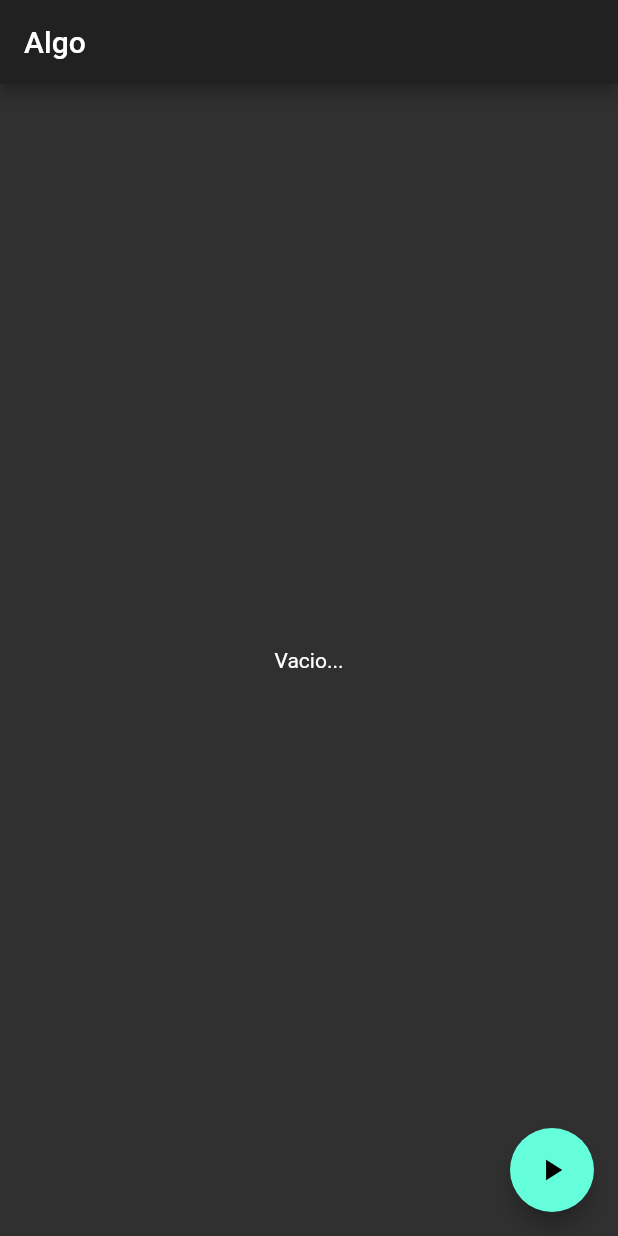
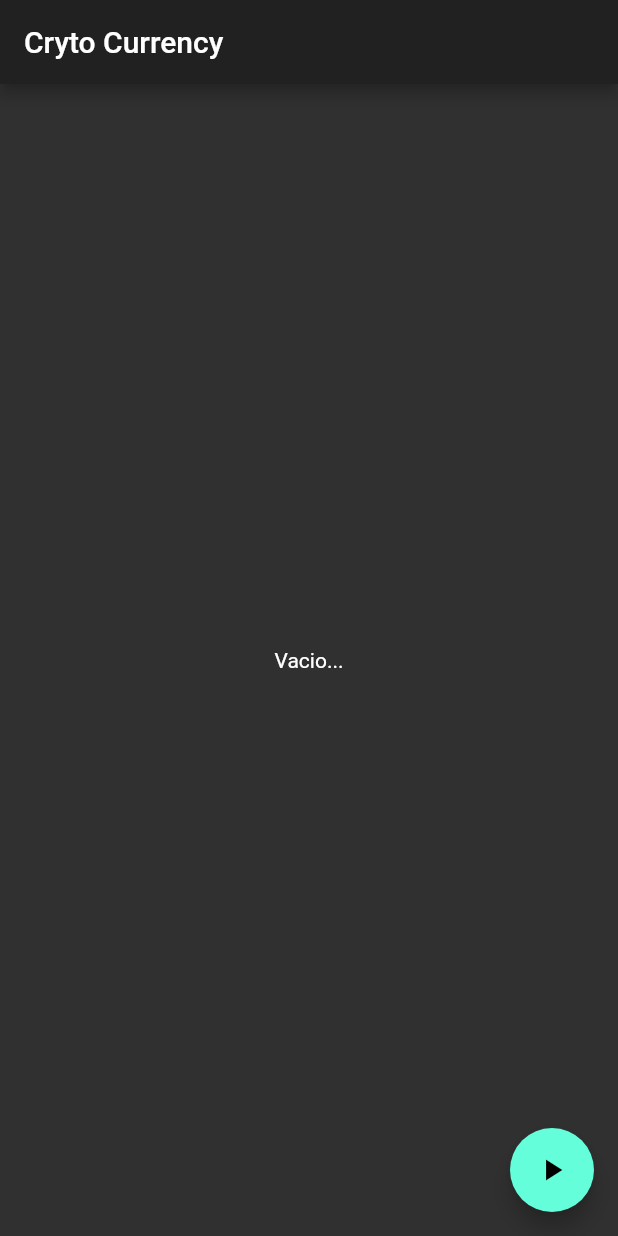
Before and after one commit to ghondar/flutter-example, a Flutter app: the screen it shows after launch, after a tap on the "play arrow" icon, on a phone screen of 412 x 824 dp. Run offline on Flutter 3.47's test engine with Material 2 defaults, Android fonts, the phone set to English and light mode, and no system bars; our stand-ins replace bloc, equatable, flutter_bloc.

Commit message:
[ ADD ] timer

```diff
--- a/lib/src/blocs/icos_bloc.dart
+++ b/lib/src/blocs/icos_bloc.dart
@@ -12,20 +12,32 @@ abstract class IcoEvent extends Equatable {
 class FetchIco extends IcoEvent {
 }
 
-abstract class IcoState extends Equatable {
-  IcoState([List props = const []]) : super(props);
+class StopFetchIco extends IcoEvent {
 }
 
-class IcoEmpty extends IcoState {}
+abstract class IcoState extends Equatable {
+  final bool loop = false;
+  IcoState([List props = const [], bool loop = false]) : super(props);
+}
 
-class IcoLoading extends IcoState {}
+class IcoEmpty extends IcoState {
+  final bool loop = false;
+}
+
+class IcoLoading extends IcoState {
+  final bool loop;
+  IcoLoading({@required this.loop})
+    : assert(loop != null),
+      super([loop]);
+}
 
 class IcoLoaded extends IcoState {
   final List<Ico> icos;
+  final bool loop;
 
-  IcoLoaded({@required this.icos})
-      : assert(icos != null),
-        super([icos]);
+  IcoLoaded({@required this.icos, @required this.loop})
+      : assert(icos != null, loop != null),
+        super([icos, loop]);
 }
 
 class IcoError extends IcoState {}
@@ -45,13 +57,15 @@ class IcoBloc extends Bloc<IcoEvent, IcoState> {
     IcoEvent event,
   ) async* {
     if (event is FetchIco) {
-      yield IcoLoading();
+      yield IcoLoading(loop: true);
       try {
         final List<Ico> icos = await icoRepository.getIco();
-        yield IcoLoaded(icos: icos);
+        yield IcoLoaded(icos: icos, loop: true);
       } catch (_) {
         yield IcoError();
       }
+    } if(event is StopFetchIco) {
+      yield IcoLoaded(icos: currentState.props[0], loop: false);
     }
   }
 }
--- a/lib/src/widgets/icos.dart
+++ b/lib/src/widgets/icos.dart
@@ -22,17 +22,15 @@ class _IcoState extends State<Icos> {
   IcoBloc _icoBloc;
   var timer;
 
-  _initInterval() {
-    if (timer == null) {
+  _initInterval(bool loop) {
+    if (loop == false) {
       _icoBloc.dispatch(FetchIco());
       timer = Timer.periodic(new Duration(seconds: 10), (timer) {
         _icoBloc.dispatch(FetchIco());
       });
     } else {
       timer.cancel();
-      setState(() {
-        timer = null;
-      });
+      _icoBloc.dispatch(StopFetchIco());
     }
   }
 
@@ -40,14 +38,13 @@ class _IcoState extends State<Icos> {
   void initState() {
     super.initState();
     _icoBloc = IcoBloc(icoRepository: widget.icoRepository);
-    _icoBloc.dispatch(FetchIco());
   }
 
   @override
   Widget build(BuildContext context) {
     return Scaffold(
       appBar: AppBar(
-        title: Text('Algo'),
+        title: Text('Cryto Currency'),
       ),
       body: Center(
         child: BlocBuilder(
@@ -85,9 +82,14 @@ class _IcoState extends State<Icos> {
           }
         ),
       ),
-      floatingActionButton: FloatingActionButton(
-        onPressed: _initInterval,
-        child: Icon(timer == null ? Icons.play_arrow : Icons.stop),
+      floatingActionButton: BlocBuilder(
+        bloc: _icoBloc,
+        builder: (_, IcoState state) {
+          return FloatingActionButton(
+                  onPressed: () { _initInterval(state.loop); },
+                  child: Icon(state.loop == false ? Icons.play_arrow : Icons.stop),
+                );
+        }
       ),
     );
   }
```
